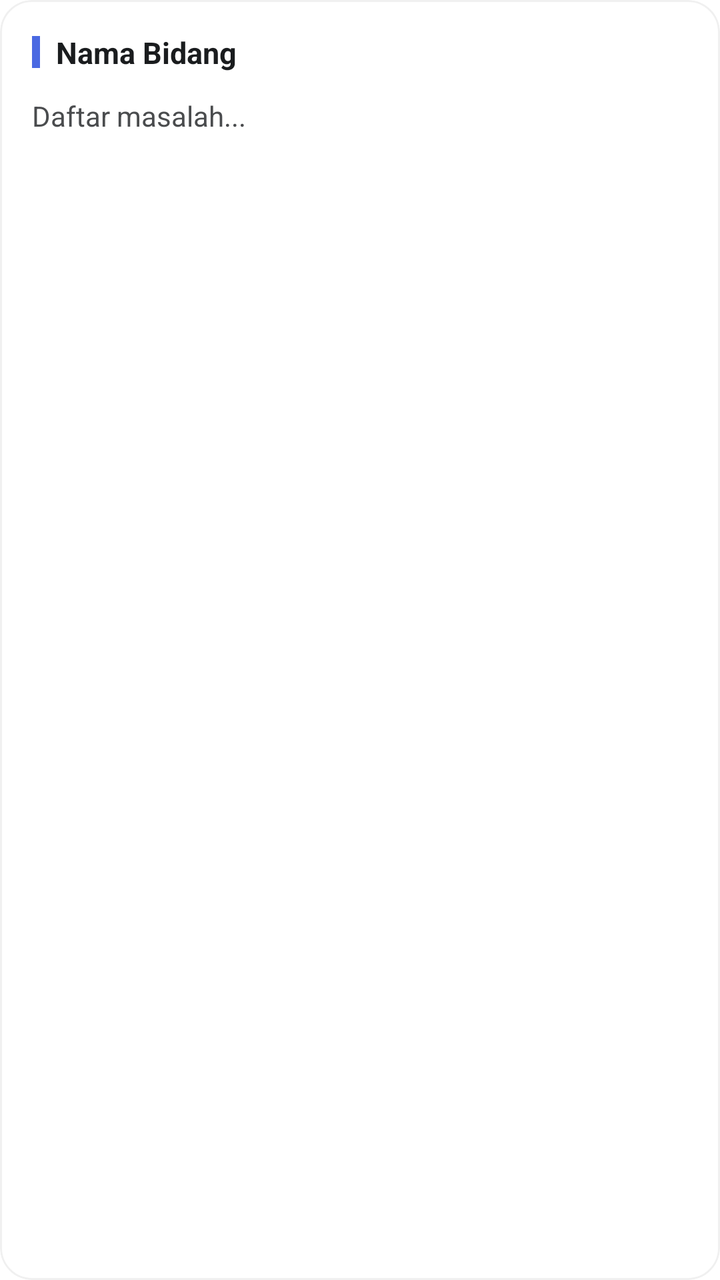
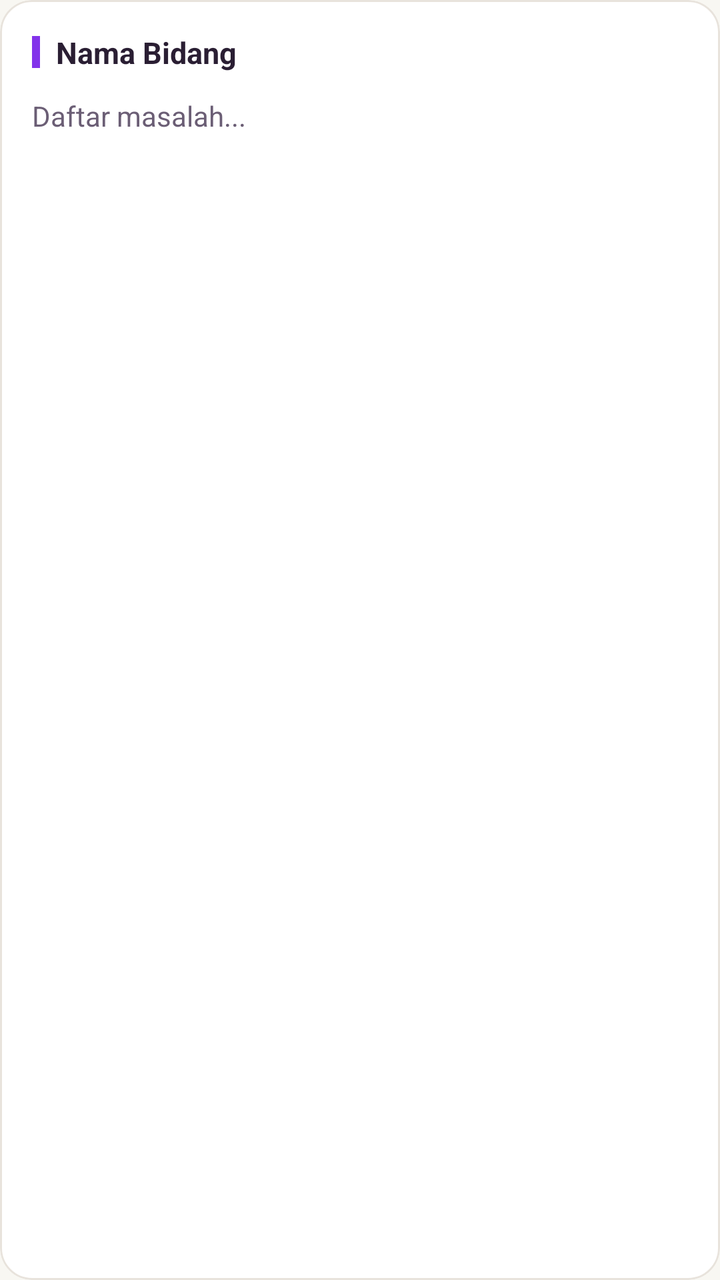

The first picture is an Android layout as it rendered before a commit; the second is the same layout after the commit. The layout source and the unified diff follow.
<!-- AndroidManifest.xml: application theme Theme.BkNova -->
<!-- res/layout/item_aum_bidang_hasil.xml -->
<?xml version="1.0" encoding="utf-8"?>
<com.google.android.material.card.MaterialCardView xmlns:android="http://schemas.android.com/apk/res/android"
    xmlns:app="http://schemas.android.com/apk/res-auto"
    android:layout_width="match_parent"
    android:layout_height="wrap_content"
    android:layout_marginBottom="16dp"
    app:cardCornerRadius="16dp"
    app:cardElevation="0dp"
    app:cardBackgroundColor="@color/white"
    app:strokeColor="#F0F0F0"
    app:strokeWidth="1dp">

    <LinearLayout
        android:layout_width="match_parent"
        android:layout_height="wrap_content"
        android:orientation="vertical"
        android:padding="16dp">

        <LinearLayout
            android:layout_width="match_parent"
            android:layout_height="wrap_content"
            android:orientation="horizontal"
            android:gravity="center_vertical">

            <View
                android:layout_width="4dp"
                android:layout_height="16dp"
                android:background="@color/blue_primary"/>

            <TextView
                android:id="@+id/tv_nama_bidang"
                android:layout_width="wrap_content"
                android:layout_height="wrap_content"
                android:layout_marginStart="8dp"
                android:text="Nama Bidang"
                android:textStyle="bold"
                android:textColor="#1A1C1E"
                android:textSize="15sp"/>
        </LinearLayout>

        <TextView
            android:id="@+id/tv_pilihan_masalah"
            android:layout_width="match_parent"
            android:layout_height="wrap_content"
            android:layout_marginTop="12dp"
            android:text="Daftar masalah..."
            android:textColor="#4A4C4E"
            android:textSize="14sp"
            android:lineSpacingExtra="6dp"/>
    </LinearLayout>
</com.google.android.material.card.MaterialCardView>
<!-- resources referenced by this layout -->
<resources>
  <color name="blue_primary">#4A69E2</color>
  <color name="white">#FFFFFFFF</color>
  <style name="Theme.BkNova" parent="Base.Theme.BkNova" />
  <style name="Base.Theme.BkNova" parent="Theme.Material3.Light.NoActionBar">
          
          
          <item name="android:windowBackground">@color/white</item>
      </style>
</resources>

<!-- the commit's change to res/layout/item_aum_bidang_hasil.xml (unified diff, before → after) -->
@@ -7,7 +7,7 @@
     app:cardCornerRadius="16dp"
     app:cardElevation="0dp"
     app:cardBackgroundColor="@color/white"
-    app:strokeColor="#F0F0F0"
+    app:strokeColor="@color/divider_color"
     app:strokeWidth="1dp">
 
     <LinearLayout
@@ -25,7 +25,7 @@
             <View
                 android:layout_width="4dp"
                 android:layout_height="16dp"
-                android:background="@color/blue_primary"/>
+                android:background="@color/brand_primary"/>
 
             <TextView
                 android:id="@+id/tv_nama_bidang"
@@ -34,7 +34,7 @@
                 android:layout_marginStart="8dp"
                 android:text="Nama Bidang"
                 android:textStyle="bold"
-                android:textColor="#1A1C1E"
+                android:textColor="@color/text_color_primary"
                 android:textSize="15sp"/>
         </LinearLayout>
 
@@ -44,7 +44,7 @@
             android:layout_height="wrap_content"
             android:layout_marginTop="12dp"
             android:text="Daftar masalah..."
-            android:textColor="#4A4C4E"
+            android:textColor="@color/text_color_secondary"
             android:textSize="14sp"
             android:lineSpacingExtra="6dp"/>
     </LinearLayout>
<!-- resource entries referenced after the edit -->
@@ -1,12 +1,60 @@
 <!-- resources referenced by this layout -->
 <resources>
-  <color name="blue_primary">#4A69E2</color>
+  <color name="brand_primary">#8333EA</color>
+  <color name="divider_color">#E8E3DC</color>
+  <color name="text_color_primary">#2A1E33</color>
+  <color name="text_color_secondary">#6B5E75</color>
   <color name="white">#FFFFFFFF</color>
   <style name="Theme.BkNova" parent="Base.Theme.BkNova" />
   <style name="Base.Theme.BkNova" parent="Theme.Material3.Light.NoActionBar">
+  
           
+          <item name="colorPrimary">@color/brand_primary</item>
+          <item name="colorOnPrimary">@color/white</item>
+          <item name="colorPrimaryContainer">@color/brand_soft</item>
+          <item name="colorOnPrimaryContainer">@color/text_color_primary</item>
+  
+          <item name="colorSecondary">@color/accent_pink</item>
           
-          <item name="android:windowBackground">@color/white</item>
+          <item name="colorOnSecondary">@color/text_color_primary</item>
+          <item name="colorSecondaryContainer">@color/accent_pink_soft</item>
+          <item name="colorOnSecondaryContainer">@color/text_color_primary</item>
+  
+          <item name="colorTertiary">@color/accent_peach</item>
+          <item name="colorOnTertiary">@color/text_color_primary</item>
+          <item name="colorTertiaryContainer">@color/accent_peach_soft</item>
+          <item name="colorOnTertiaryContainer">@color/text_color_primary</item>
+  
+          <item name="colorSurface">@color/white</item>
+          <item name="colorOnSurface">@color/text_color_primary</item>
+          <item name="colorSurfaceVariant">@color/background_cream</item>
+          <item name="colorOnSurfaceVariant">@color/text_color_secondary</item>
+          <item name="android:colorBackground">@color/background_cream</item>
+          <item name="colorOnBackground">@color/text_color_primary</item>
+  
+          <item name="colorOutline">@color/divider_color</item>
+          <item name="colorOutlineVariant">@color/divider_color</item>
+  
+          <item name="colorError">@color/red_text</item>
+          <item name="colorOnError">@color/white</item>
+          <item name="colorErrorContainer">@color/red_light</item>
+          <item name="colorOnErrorContainer">@color/red_text</item>
+  
+          <item name="android:windowBackground">@color/background_cream</item>
+  
+          
+          <item name="android:statusBarColor">@color/white</item>
+          <item name="android:windowLightStatusBar">true</item>
+          <item name="android:navigationBarColor">@color/white</item>
+          <item name="android:windowLightNavigationBar" tools:targetApi="o_mr1">true</item>
       </style>
+  <color name="brand_soft">#F0E6FC</color>
+  <color name="accent_pink">#FF7FAF</color>
+  <color name="accent_pink_soft">#FFECF3</color>
+  <color name="accent_peach">#FFC6BF</color>
+  <color name="accent_peach_soft">#FFE8E5</color>
+  <color name="background_cream">#F8F7F2</color>
+  <color name="red_text">#DC2626</color>
+  <color name="red_light">#FEE2E2</color>
 </resources>
 
